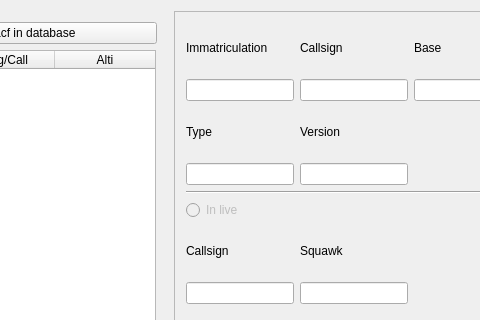
The window that mainwindow.ui (squirreldev-fs/adsbAlerting) describes before a commit, drawn with Qt 5; both pictures show x 168 to 648 and y 0 to 320 of the 809 by 580 pixel window.
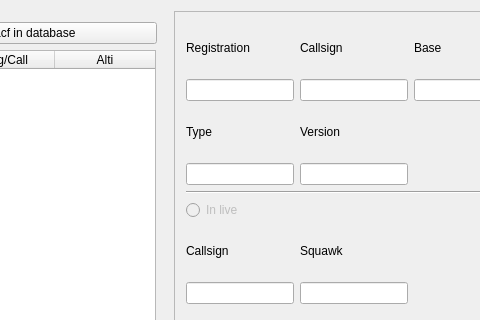
The same window after the commit.

Commit message: Renamed a field: registration instead of immatriculation

Patch:
```diff
--- a/mainwindow.ui
+++ b/mainwindow.ui
@@ -310,7 +310,7 @@
            <item row="0" column="0">
             <widget class="QLabel" name="immatriculation">
              <property name="text">
-              <string>Immatriculation</string>
+              <string>Registration</string>
              </property>
             </widget>
            </item>
```
